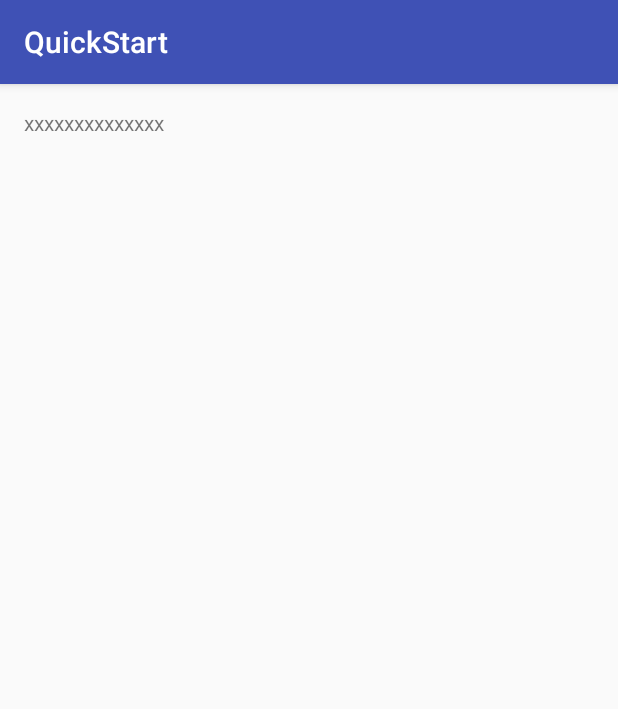
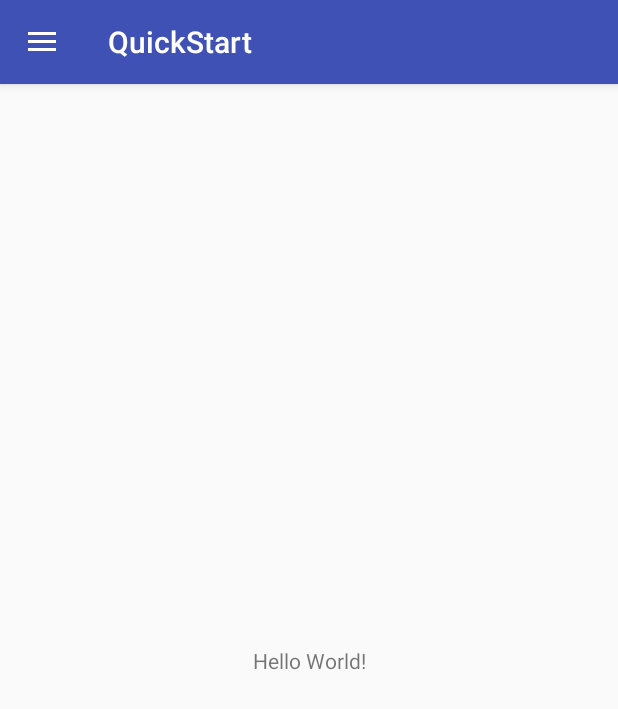
Before and after one commit to Rajeshr34/Android-QuickStart, an Android app: the screen it shows after launch (MainActivity), on a phone screen of 412 x 824 dp. Shown: the top 709 px of the screen. Run offline under Robolectric (Android 15) with nearby library versions, the phone set to English and light mode, and no system bars; our stand-ins replace Dagger/Hilt's generated code, EventBus, Timber, data binding; libraries missing offline, so code that uses them is left out: com.github.piasy.biv, io.paperdb; 3 statements that could not run were skipped.

Commit message:
Bug Fixes.

```diff
--- a/app/src/main/AndroidManifest.xml
+++ b/app/src/main/AndroidManifest.xml
@@ -9,6 +9,7 @@
     <application
         android:name=".BaseApplication"
         android:allowBackup="true"
+        android:fullBackupContent="@xml/backup_descriptor"
         android:icon="@mipmap/ic_launcher"
         android:label="@string/app_name"
         android:supportsRtl="true"
@@ -22,7 +23,10 @@
                 android:name="android.support.FILE_PROVIDER_PATHS"
                 android:resource="@xml/file_paths" />
         </provider>
-        <activity android:name=".Screen.Main.MainActivity">
+        <activity
+            android:name=".Screen.Main.MainActivity"
+            android:label="@string/app_name"
+            android:theme="@style/AppTheme.NoActionBar">
             <intent-filter>
                 <action android:name="android.intent.action.MAIN" />
 
--- a/app/src/main/java/info/rajeshr/quickstart/Helpers/Class/TimberTree.java
+++ b/app/src/main/java/info/rajeshr/quickstart/Helpers/Class/TimberTree.java
@@ -9,7 +9,7 @@ public class TimberTree extends Timber.Tree {
 
     @Override
     protected void log(int priority, String tag, String message, Throwable t) {
-        if(priority == Log.ERROR) {
+        if (priority == Log.ERROR) {
             //Here Push Error to Fabric or any other Logger
         }
     }
--- a/app/src/main/java/info/rajeshr/quickstart/Screen/Main/MainActivity.java
+++ b/app/src/main/java/info/rajeshr/quickstart/Screen/Main/MainActivity.java
@@ -1,14 +1,21 @@
 package info.rajeshr.quickstart.Screen.Main;
+
 
 import android.databinding.DataBindingUtil;
 import android.os.Bundle;
+import android.support.annotation.NonNull;
+import android.support.design.widget.NavigationView;
+import android.support.v4.view.GravityCompat;
+import android.support.v7.app.ActionBarDrawerToggle;
+import android.view.MenuItem;
 
 import info.rajeshr.quickstart.R;
 import info.rajeshr.quickstart.Screen.Base.BaseActivity;
 import info.rajeshr.quickstart.databinding.ActivityMainBinding;
 
+public class MainActivity extends BaseActivity implements NavigationView.OnNavigationItemSelectedListener {
 
-public class MainActivity extends BaseActivity {
+    private ActivityMainBinding binding;
 
     @Override
     protected boolean toolbarBack() {
@@ -18,10 +25,27 @@ public class MainActivity extends BaseActivity {
     @Override
     protected void onCreate(Bundle savedInstanceState) {
         super.onCreate(savedInstanceState);
-        ActivityMainBinding binding = DataBindingUtil.setContentView(this, R.layout.activity_main);
-        binding.setSelected("xxxxxxxxxxxxxx");
+        binding = DataBindingUtil.setContentView(this, R.layout.activity_main);
+
+        setSupportActionBar(binding.appBar.toolbar);
+        ActionBarDrawerToggle toggle = new ActionBarDrawerToggle(this, binding.drawerLayout, binding.appBar.toolbar, R.string.navigation_drawer_open, R.string.navigation_drawer_close);
+        binding.drawerLayout.addDrawerListener(toggle);
+        toggle.syncState();
+        binding.navView.setNavigationItemSelectedListener(this);
 
     }
 
+    @Override
+    public void onBackPressed() {
+        if (binding.drawerLayout.isDrawerOpen(GravityCompat.START)) {
+            binding.drawerLayout.closeDrawer(GravityCompat.START);
+        } else {
+            super.onBackPressed();
+        }
+    }
 
+    @Override
+    public boolean onNavigationItemSelected(@NonNull MenuItem item) {
+        return false;
+    }
 }
--- a/app/src/main/res/layout/activity_main.xml
+++ b/app/src/main/res/layout/activity_main.xml
@@ -1,29 +1,28 @@
 <?xml version="1.0" encoding="utf-8"?>
-<layout xmlns:android="http://schemas.android.com/apk/res/android">
-
-    <data>
-
-        <import type="android.view.View" />
-
-        <variable
-            name="selected"
-            type="String" />
-
-    </data>
-
-
-    <LinearLayout
+<layout xmlns:android="http://schemas.android.com/apk/res/android"
+    xmlns:app="http://schemas.android.com/apk/res-auto"
+    xmlns:tools="http://schemas.android.com/tools">
+    <android.support.v4.widget.DrawerLayout
+        android:id="@+id/drawer_layout"
         android:layout_width="match_parent"
         android:layout_height="match_parent"
-        android:paddingBottom="@dimen/activity_vertical_margin"
-        android:paddingLeft="@dimen/activity_horizontal_margin"
-        android:paddingRight="@dimen/activity_horizontal_margin"
-        android:orientation="vertical"
-        android:paddingTop="@dimen/activity_vertical_margin">
+        android:fitsSystemWindows="true"
+        tools:openDrawer="start">
 
-        <TextView
+        <include
+            android:id="@+id/appBar"
+            layout="@layout/activity_main_app_bar"
+            android:layout_width="match_parent"
+            android:layout_height="match_parent" />
+
+        <android.support.design.widget.NavigationView
+            android:id="@+id/nav_view"
             android:layout_width="wrap_content"
-            android:layout_height="wrap_content"
-            android:text="@{selected}" />
-    </LinearLayout>
+            android:layout_height="match_parent"
+            android:layout_gravity="start"
+            android:fitsSystemWindows="true"
+            app:headerLayout="@layout/drawer_header"
+            app:menu="@menu/drawer_menu" />
+
+    </android.support.v4.widget.DrawerLayout>
 </layout>
--- /dev/null
+++ b/app/src/main/res/layout/activity_main_app_bar.xml
@@ -0,0 +1,30 @@
+<?xml version="1.0" encoding="utf-8"?>
+<layout xmlns:android="http://schemas.android.com/apk/res/android"
+    xmlns:app="http://schemas.android.com/apk/res-auto"
+    xmlns:tools="http://schemas.android.com/tools">
+
+    <android.support.design.widget.CoordinatorLayout
+        android:layout_width="match_parent"
+        android:layout_height="match_parent"
+        tools:context=".Screen.Main.MainActivity">
+
+        <android.support.design.widget.AppBarLayout
+            android:layout_width="match_parent"
+            android:layout_height="wrap_content"
+            android:theme="@style/AppTheme.AppBarOverlay">
+
+            <android.support.v7.widget.Toolbar
+                android:id="@+id/toolbar"
+                android:layout_width="match_parent"
+                android:layout_height="?attr/actionBarSize"
+                android:background="?attr/colorPrimary"
+                app:popupTheme="@style/AppTheme.PopupOverlay" />
+
+        </android.support.design.widget.AppBarLayout>
+
+        <include
+            android:id="@+id/main_content"
+            layout="@layout/activity_main_content" />
+
+    </android.support.design.widget.CoordinatorLayout>
+</layout>
--- /dev/null
+++ b/app/src/main/res/layout/activity_main_content.xml
@@ -0,0 +1,23 @@
+<?xml version="1.0" encoding="utf-8"?>
+<layout xmlns:android="http://schemas.android.com/apk/res/android"
+    xmlns:app="http://schemas.android.com/apk/res-auto"
+    xmlns:tools="http://schemas.android.com/tools">
+
+    <android.support.constraint.ConstraintLayout
+        android:layout_width="match_parent"
+        android:layout_height="match_parent"
+        app:layout_behavior="@string/appbar_scrolling_view_behavior"
+        tools:context=".Screen.Main.MainActivity"
+        tools:showIn="@layout/activity_main_app_bar">
+
+        <TextView
+            android:layout_width="wrap_content"
+            android:layout_height="wrap_content"
+            android:text="Hello World!"
+            app:layout_constraintBottom_toBottomOf="parent"
+            app:layout_constraintLeft_toLeftOf="parent"
+            app:layout_constraintRight_toRightOf="parent"
+            app:layout_constraintTop_toTopOf="parent" />
+
+    </android.support.constraint.ConstraintLayout>
+</layout>
--- /dev/null
+++ b/app/src/main/res/menu/drawer_menu.xml
@@ -0,0 +1,30 @@
+<?xml version="1.0" encoding="utf-8"?>
+<menu xmlns:android="http://schemas.android.com/apk/res/android">
+
+    <group android:checkableBehavior="single">
+        <item
+            android:id="@+id/nav_camera"
+            android:title="Import" />
+        <item
+            android:id="@+id/nav_gallery"
+            android:title="Gallery" />
+        <item
+            android:id="@+id/nav_slideshow"
+            android:title="Slideshow" />
+        <item
+            android:id="@+id/nav_manage"
+            android:title="Tools" />
+    </group>
+
+    <item android:title="Communicate">
+        <menu>
+            <item
+                android:id="@+id/nav_share"
+                android:title="Share" />
+            <item
+                android:id="@+id/nav_send"
+                android:title="Send" />
+        </menu>
+    </item>
+
+</menu>
--- a/app/src/main/res/values/dimens.xml
+++ b/app/src/main/res/values/dimens.xml
@@ -2,4 +2,6 @@
     <!-- Default screen margins, per the Android Design guidelines. -->
     <dimen name="activity_horizontal_margin">16dp</dimen>
     <dimen name="activity_vertical_margin">16dp</dimen>
+    <dimen name="nav_header_vertical_spacing">16dp</dimen>
+    <dimen name="nav_header_height">160dp</dimen>
 </resources>
--- a/app/src/main/res/values/strings.xml
+++ b/app/src/main/res/values/strings.xml
@@ -1,3 +1,7 @@
 <resources>
     <string name="app_name">QuickStart</string>
+
+
+    <string name="navigation_drawer_open">Open navigation drawer</string>
+    <string name="navigation_drawer_close">Close navigation drawer</string>
 </resources>
--- a/app/src/main/res/values/styles.xml
+++ b/app/src/main/res/values/styles.xml
@@ -8,4 +8,13 @@
         <item name="colorAccent">@color/colorAccent</item>
     </style>
 
+    <style name="AppTheme.NoActionBar">
+        <item name="windowActionBar">false</item>
+        <item name="windowNoTitle">true</item>
+    </style>
+
+    <style name="AppTheme.AppBarOverlay" parent="ThemeOverlay.AppCompat.Dark.ActionBar" />
+
+    <style name="AppTheme.PopupOverlay" parent="ThemeOverlay.AppCompat.Light" />
+
 </resources>
--- a/build.gradle
+++ b/build.gradle
@@ -5,7 +5,7 @@ buildscript {
         jcenter()
     }
     dependencies {
-        classpath 'com.android.tools.build:gradle:2.3.0'
+        classpath 'com.android.tools.build:gradle:2.3.1'
 
         // NOTE: Do not place your application dependencies here; they belong
         // in the individual module build.gradle files
```
Also changed, not shown: app/build.gradle (+10 -8 lines), app/src/main/java/info/rajeshr/quickstart/Helpers/Base64Helper.java (added, +43 -0 lines), app/src/main/java/info/rajeshr/quickstart/Helpers/EncryptDecryptHelper.java (added, +124 -0 lines), app/src/main/java/info/rajeshr/quickstart/Helpers/RandomHelper.java (added, +49 -0 lines), app/src/main/java/info/rajeshr/quickstart/Helpers/Retrofit/OkHttpBaseInterceptor.java (+20 -20 lines), app/src/main/java/info/rajeshr/quickstart/Helpers/StringHelper.java (+3 -4 lines), app/src/main/res/layout/drawer_header.xml (added, +35 -0 lines), app/src/main/res/xml/backup_descriptor.xml (added, +8 -0 lines).
